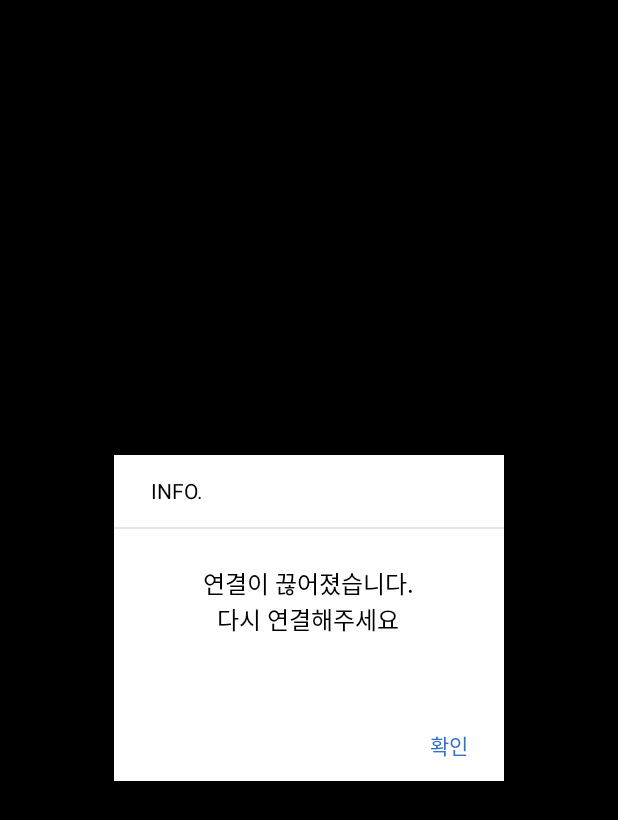
After one commit to kukcoding/ctlbox, an Android app: the DisconnectedMessageActivity screen opened directly, with no data from a screen before it, on a phone screen of 412 x 824 dp. The commit adds this screen. Shown: the top 820 px of the screen. Run offline under Robolectric (Android 15) with nearby library versions, the phone set to English and light mode, and no system bars; our stand-ins replace Dagger/Hilt's generated code, data binding.

Commit message:
연결이 끊어졌을때 홈화면으로 이동

```diff
--- /dev/null
+++ b/app/src/main/java/com/google/ctlbox/DisconnectedMessageActivity.kt
@@ -0,0 +1,48 @@
+package com.google.ctlbox
+
+import android.content.Context
+import android.content.Intent
+import android.os.Bundle
+import androidx.appcompat.app.AppCompatActivity
+import com.google.ctlbox.databinding.ActivityDisconnectedMessageBinding
+import dagger.hilt.android.AndroidEntryPoint
+import myapp.ActivityLauncher
+import myapp.ui.common.databinding.contentView
+import javax.inject.Inject
+
+@AndroidEntryPoint
+class DisconnectedMessageActivity : AppCompatActivity() {
+    companion object {
+        fun createIntent(context: Context) = Intent(context, DisconnectedMessageActivity::class.java)
+    }
+
+    private val mBind: ActivityDisconnectedMessageBinding by contentView(R.layout.activity_disconnected_message)
+
+    @Inject
+    lateinit var activityLauncher: ActivityLauncher
+
+    override fun onCreate(savedInstanceState: Bundle?) {
+        super.onCreate(savedInstanceState)
+        customInit()
+        setupEvents()
+    }
+
+    private fun customInit() {
+
+    }
+
+    private fun setupEvents() {
+        mBind.layoutContainer.setOnClickListener {
+            launchMain()
+        }
+    }
+
+    private fun launchMain() {
+        activityLauncher.startMain(this)
+    }
+
+    override fun onBackPressed() {
+        // disable
+        // super.onBackPressed()
+    }
+}
--- /dev/null
+++ b/app/src/main/res/layout/activity_disconnected_message.xml
@@ -0,0 +1,56 @@
+<?xml version="1.0" encoding="utf-8"?>
+<layout xmlns:android="http://schemas.android.com/apk/res/android">
+
+    <FrameLayout
+        android:id="@+id/layout_container"
+        android:layout_width="match_parent"
+        android:layout_height="match_parent"
+        android:background="#20000000">
+
+        <LinearLayout
+            android:layout_width="wrap_content"
+            android:layout_height="wrap_content"
+            android:layout_gravity="center"
+            android:background="#FFFFFF"
+            android:minWidth="260dp"
+            android:orientation="vertical">
+
+            <TextView
+                android:layout_width="wrap_content"
+                android:layout_height="48dp"
+                android:gravity="center"
+                android:layout_marginStart="24dp"
+                android:layout_weight="1"
+                android:text="INFO."
+                android:textColor="#000"
+                android:textSize="14dp" />
+
+            <View
+                android:layout_width="match_parent"
+                android:layout_height="1dp"
+                android:background="@color/black_transparent_10" />
+
+            <TextView
+                android:layout_width="wrap_content"
+                android:layout_height="wrap_content"
+                android:layout_gravity="center"
+                android:gravity="center"
+                android:layout_marginTop="24dp"
+                android:text="연결이 끊어졌습니다.\n다시 연결해주세요"
+                android:textColor="#000"
+                android:textSize="16dp" />
+
+            <TextView
+                android:layout_width="wrap_content"
+                android:layout_height="wrap_content"
+                android:layout_gravity="right"
+                android:layout_marginTop="48dp"
+                android:gravity="center"
+                android:minHeight="48dp"
+                android:paddingHorizontal="24dp"
+                android:text="확인"
+                android:textColor="@color/selector_primary_and_secondary"
+                android:textSize="14sp" />
+        </LinearLayout>
+    </FrameLayout>
+</layout>
--- /dev/null
+++ b/myapp-base/src/main/java/myapp/ActivityLauncher.kt
@@ -0,0 +1,6 @@
+package myapp
+
+interface ActivityLauncher {
+    fun startMain(activityOrFragment: Any)
+    fun startDisconnectedMessage(activityOrFragment: Any)
+}
--- a/ui-dialogs/src/main/java/myapp/ui/dialogs/reboot/CameraRebootDialogFragment.kt
+++ b/ui-dialogs/src/main/java/myapp/ui/dialogs/reboot/CameraRebootDialogFragment.kt
@@ -55,6 +55,7 @@ class CameraRebootDialogFragment : DialogFragment() {
     }
 
     private fun customInit() {
+
     }
 
     private fun setupEvents() {
--- a/ui-player/src/main/java/myapp/ui/player/FilePlayerViewModel.kt
+++ b/ui-player/src/main/java/myapp/ui/player/FilePlayerViewModel.kt
@@ -21,6 +21,7 @@ import kotlinx.coroutines.launch
 import kr.ohlab.android.recyclerviewgroup.ItemBase
 import myapp.ReduxViewModel
 import myapp.api.UiError
+import myapp.data.cam.CamManager
 import myapp.ui.SnackbarManager
 import myapp.util.Logger
 import myapp.util.ObservableLoadingCounter
@@ -40,6 +41,7 @@ internal data class FilePlayerState(
 internal class FilePlayerViewModel @AssistedInject constructor(
     private val snackbarManager: SnackbarManager,
     private val logger: Logger,
+    val camManager: CamManager,
     @Assisted val videoUri: Uri,
 ) : ReduxViewModel<FilePlayerState>(FilePlayerState()) {
     private val loadingState = ObservableLoadingCounter()
--- a/ui-player/src/main/java/myapp/ui/player/VideoPlayerViewModel.kt
+++ b/ui-player/src/main/java/myapp/ui/player/VideoPlayerViewModel.kt
@@ -15,6 +15,7 @@ import kotlinx.coroutines.flow.consumeAsFlow
 import kotlinx.coroutines.launch
 import myapp.ReduxViewModel
 import myapp.api.UiError
+import myapp.data.cam.CamManager
 import myapp.ui.SnackbarManager
 import myapp.util.Logger
 import myapp.util.ObservableLoadingCounter
@@ -36,6 +37,7 @@ internal class LivePlayerViewModel @AssistedInject constructor(
     @ApplicationContext context: Context,
     private val snackbarManager: SnackbarManager,
     private val logger: Logger,
+    val camManager: CamManager,
     @Assisted val videoUri: Uri,
 ) : ReduxViewModel<LivePlayerState>(LivePlayerState()) {
     private val loadingState = ObservableLoadingCounter()
```
Also changed, not shown: app/src/main/AndroidManifest.xml (+10 -3 lines), app/src/main/java/com/google/ctlbox/LaunchActivity.kt (+7 -0 lines), app/src/main/java/myapp/inject/AppModule.kt (+5 -2 lines), app/src/main/java/myapp/inject/AppModuleBinds.kt (+5 -7 lines), app/src/main/java/myapp/ui/ActivityLauncherImpl.kt (added, +43 -0 lines), common-ui-view/src/main/res/values/styles.xml (+0 -17 lines), common-ui-view/src/main/res/values/themes.xml (+1 -11 lines), myapp-data/src/main/java/myapp/data/cam/CamManager.kt (+68 -1 lines), ui-dialogs/src/main/java/myapp/ui/dialogs/reboot/CameraRebootDialogViewModel.kt (+11 -0 lines), ui-player/src/main/java/myapp/ui/player/FilePlayerActivity.kt (+11 -0 lines), ui-player/src/main/java/myapp/ui/player/LivePlayerActivity.kt (+11 -0 lines), ui-record/src/main/java/myapp/ui/record/RecordFilesActivity.kt (+15 -0 lines), ui-settings/src/main/java/myapp/ui/settings/SettingsActivity.kt (+16 -0 lines), ui-settings/src/main/java/myapp/ui/settings/SettingsFragment.kt (+41 -14 lines).
